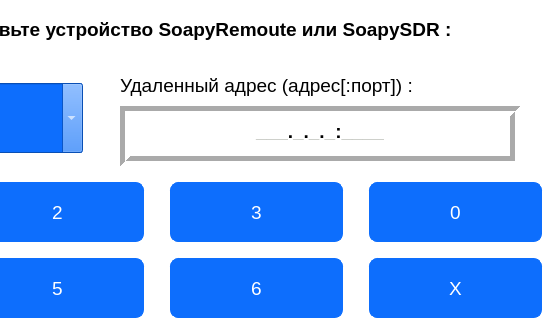
The window that win_remoute.ui (PloticynaEl/SDR) describes before a commit, drawn with Qt 5; both pictures show x 240 to 800 and y 0 to 320 of the 800 by 480 pixel window.
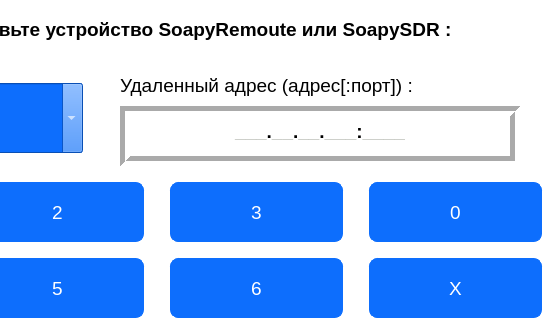
The same window after the commit.

Patch:
```diff
--- a/win_remoute.ui
+++ b/win_remoute.ui
@@ -226,7 +226,7 @@
 &lt;html&gt;&lt;head&gt;&lt;meta name=&quot;qrichtext&quot; content=&quot;1&quot; /&gt;&lt;style type=&quot;text/css&quot;&gt;
 p, li { white-space: pre-wrap; }
 &lt;/style&gt;&lt;/head&gt;&lt;body style=&quot; font-family:'Arial'; font-size:11pt; font-weight:400; font-style:normal;&quot;&gt;
-&lt;p align=&quot;center&quot; style=&quot; margin-top:0px; margin-bottom:0px; margin-left:0px; margin-right:0px; -qt-block-indent:0; text-indent:0px;&quot;&gt;&lt;span style=&quot; font-family:'Ubuntu'; font-size:14pt; font-weight:600; color:#babdb6;&quot;&gt;___&lt;/span&gt;&lt;span style=&quot; font-family:'Ubuntu'; font-size:14pt; font-weight:600;&quot;&gt;.&lt;/span&gt;&lt;span style=&quot; font-family:'Ubuntu'; font-size:14pt; font-weight:600; color:#babdb6;&quot;&gt;_&lt;/span&gt;&lt;span style=&quot; font-family:'Ubuntu'; font-size:14pt; font-weight:600;&quot;&gt;.&lt;/span&gt;&lt;span style=&quot; font-family:'Ubuntu'; font-size:14pt; font-weight:600; color:#babdb6;&quot;&gt;_&lt;/span&gt;&lt;span style=&quot; font-family:'Ubuntu'; font-size:14pt; font-weight:600;&quot;&gt;.&lt;/span&gt;&lt;span style=&quot; font-family:'Ubuntu'; font-size:14pt; font-weight:600; color:#babdb6;&quot;&gt;_&lt;/span&gt;&lt;span style=&quot; font-family:'Ubuntu'; font-size:14pt; font-weight:600;&quot;&gt;:&lt;/span&gt;&lt;span style=&quot; font-family:'Ubuntu'; font-size:14pt; font-weight:600; color:#babdb6;&quot;&gt;____&lt;/span&gt;&lt;/p&gt;&lt;/body&gt;&lt;/html&gt;</string>
+&lt;p align=&quot;center&quot; style=&quot; margin-top:0px; margin-bottom:0px; margin-left:0px; margin-right:0px; -qt-block-indent:0; text-indent:0px;&quot;&gt;&lt;span style=&quot; font-family:'Ubuntu'; font-size:14pt; font-weight:600; color:#babdb6;&quot;&gt;___&lt;/span&gt;&lt;span style=&quot; font-family:'Arial'; font-size:14pt; font-weight:600;&quot;&gt;.&lt;/span&gt;&lt;span style=&quot; font-family:'Arial'; font-size:14pt; font-weight:600; color:#babdb6;&quot;&gt;__&lt;/span&gt;&lt;span style=&quot; font-family:'Arial'; font-size:14pt; font-weight:600;&quot;&gt;.&lt;/span&gt;&lt;span style=&quot; font-family:'Arial'; font-size:14pt; font-weight:600; color:#babdb6;&quot;&gt;__&lt;/span&gt;&lt;span style=&quot; font-family:'Arial'; font-size:14pt; font-weight:600;&quot;&gt;.&lt;/span&gt;&lt;span style=&quot; font-family:'ArialArial'; font-size:14pt; font-weight:600; color:#babdb6;&quot;&gt;___&lt;/span&gt;&lt;span style=&quot; font-family:'Arial'; font-size:14pt; font-weight:600;&quot;&gt;:&lt;/span&gt;&lt;span style=&quot; font-family:'Arial'; font-size:14pt; font-weight:600; color:#babdb6;&quot;&gt;____&lt;/span&gt;&lt;/p&gt;&lt;/body&gt;&lt;/html&gt;</string>
             </property>
            </widget>
           </item>
```
Left out of the diff: 4 changed lines with no effect on the pictures. Lines whose indentation alone changed are shown as unchanged.
